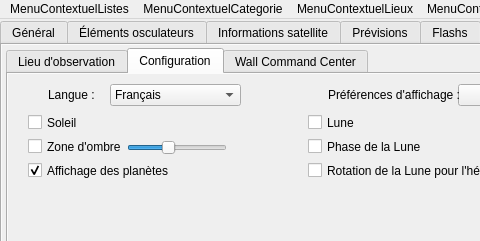
This is src/interface/onglets.ui in mconsidine/previsat_archive as Qt 5 draws it before an edit; both pictures show x 0 to 480 and y 0 to 241 of the 792 by 241 pixel window. The edited form follows.
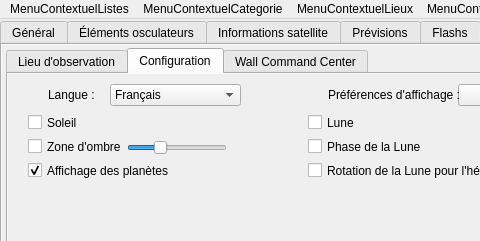
This is the edited form. The open tabs and pages were chosen to show the change. Icons and pictures are not drawn.

What changed in the file:
```diff
--- a/src/interface/onglets.ui
+++ b/src/interface/onglets.ui
@@ -9143,7 +9143,7 @@
            <number>5</number>
           </property>
           <property name="value">
-           <number>40</number>
+           <number>30</number>
           </property>
           <property name="orientation">
            <enum>Qt::Horizontal</enum>
```
Left out of the diff: 21 changed lines with no effect on the pictures.
